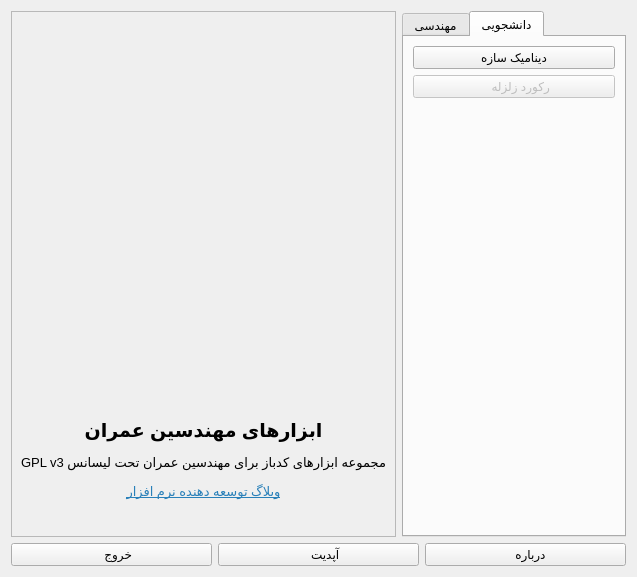
The window that main_form.ui (ebrahimraeyat/civilTools) describes before a commit, drawn with Qt 5.
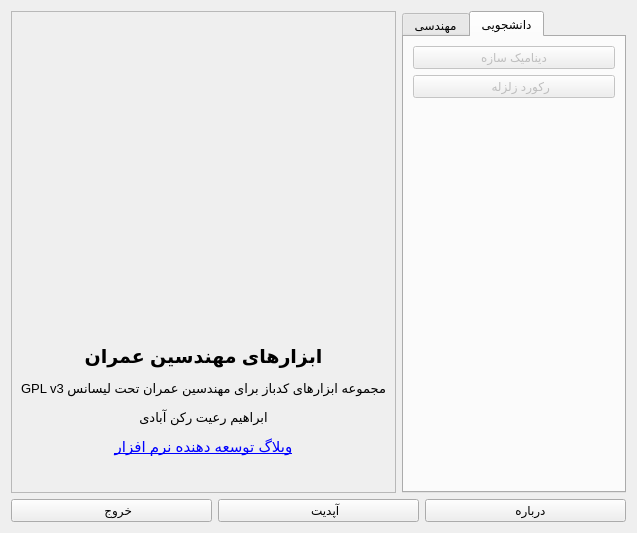
The same window after the commit. The open tabs and pages were chosen to show the change. Icons and pictures are not drawn.

Commit message: correct opening weblog link

```diff
--- a/main_form.ui
+++ b/main_form.ui
@@ -7,7 +7,7 @@
     <x>0</x>
     <y>0</y>
     <width>637</width>
-    <height>577</height>
+    <height>533</height>
    </rect>
   </property>
   <property name="windowTitle">
@@ -74,11 +74,12 @@
            <string>&lt;!DOCTYPE HTML PUBLIC &quot;-//W3C//DTD HTML 4.0//EN&quot; &quot;http://www.w3.org/TR/REC-html40/strict.dtd&quot;&gt;
 &lt;html&gt;&lt;head&gt;&lt;meta name=&quot;qrichtext&quot; content=&quot;1&quot; /&gt;&lt;style type=&quot;text/css&quot;&gt;
 p, li { white-space: pre-wrap; }
-&lt;/style&gt;&lt;/head&gt;&lt;body style=&quot; font-family:'Noto Sans'; font-size:10pt; font-weight:400; font-style:normal;&quot;&gt;
-&lt;p align=&quot;center&quot; style=&quot; margin-top:12px; margin-bottom:12px; margin-left:0px; margin-right:0px; -qt-block-indent:0; text-indent:0px;&quot;&gt;&lt;span style=&quot; font-size:14pt; font-weight:600;&quot;&gt;ابزارهای مهندسین عمران&lt;/span&gt;&lt;/p&gt;
-&lt;p align=&quot;center&quot; dir='rtl' style=&quot; margin-top:12px; margin-bottom:12px; margin-left:0px; margin-right:0px; -qt-block-indent:0; text-indent:0px;&quot;&gt;مجموعه ابزارهای کدباز برای مهندسین عمران تحت لیسانس GPL v3&lt;/p&gt;
-&lt;p align=&quot;center&quot; style=&quot; margin-top:12px; margin-bottom:12px; margin-left:0px; margin-right:0px; -qt-block-indent:0; text-indent:0px;&quot;&gt;&lt;a href=&quot;http://ebrahimraeyat.blog.ir/&quot;&gt;&lt;span style=&quot; color:#2980b9;&quot;&gt;وبلاگ توسعه دهنده نرم افزار&lt;/span&gt;&lt;/a&gt;&lt;/p&gt;
-&lt;p align=&quot;center&quot; style=&quot;-qt-paragraph-type:empty; margin-top:12px; margin-bottom:12px; margin-left:0px; margin-right:0px; -qt-block-indent:0; text-indent:0px; color:#2980b9;&quot;&gt;&lt;br /&gt;&lt;/p&gt;&lt;/body&gt;&lt;/html&gt;</string>
+&lt;/style&gt;&lt;/head&gt;&lt;body style=&quot; font-family:'Ubuntu'; font-size:11pt; font-weight:400; font-style:normal;&quot;&gt;
+&lt;p align=&quot;center&quot; style=&quot; margin-top:12px; margin-bottom:12px; margin-left:0px; margin-right:0px; -qt-block-indent:0; text-indent:0px;&quot;&gt;&lt;span style=&quot; font-family:'Noto Sans'; font-size:14pt; font-weight:600;&quot;&gt;ابزارهای مهندسین عمران&lt;/span&gt;&lt;/p&gt;
+&lt;p align=&quot;center&quot; dir='rtl' style=&quot; margin-top:12px; margin-bottom:12px; margin-left:0px; margin-right:0px; -qt-block-indent:0; text-indent:0px;&quot;&gt;&lt;span style=&quot; font-family:'Noto Sans'; font-size:10pt;&quot;&gt;مجموعه ابزارهای کدباز برای مهندسین عمران تحت لیسانس GPL v3&lt;/span&gt;&lt;/p&gt;
+&lt;p align=&quot;center&quot; dir='rtl' style=&quot; margin-top:12px; margin-bottom:12px; margin-left:0px; margin-right:0px; -qt-block-indent:0; text-indent:0px;&quot;&gt;&lt;span style=&quot; font-family:'Noto Sans'; font-size:10pt;&quot;&gt;ابراهیم رعیت رکن آبادی&lt;/span&gt;&lt;/p&gt;
+&lt;p align=&quot;center&quot; style=&quot; margin-top:12px; margin-bottom:12px; margin-left:0px; margin-right:0px; -qt-block-indent:0; text-indent:0px;&quot;&gt;&lt;a href=&quot;http://ebrahimraeyat.blog.ir/&quot;&gt;&lt;span style=&quot; color:#0000ff;&quot;&gt;وبلاگ توسعه دهنده نرم افزار&lt;/span&gt;&lt;/a&gt;&lt;/p&gt;
+&lt;p align=&quot;center&quot; style=&quot;-qt-paragraph-type:empty; margin-top:12px; margin-bottom:12px; margin-left:0px; margin-right:0px; -qt-block-indent:0; text-indent:0px; font-family:'Noto Sans'; font-size:10pt; color:#2980b9;&quot;&gt;&lt;br /&gt;&lt;/p&gt;&lt;/body&gt;&lt;/html&gt;</string>
           </property>
           <property name="scaledContents">
            <bool>true</bool>
@@ -188,7 +189,7 @@
          <item>
           <widget class="QPushButton" name="dynamic_button">
            <property name="enabled">
-            <bool>true</bool>
+            <bool>false</bool>
            </property>
            <property name="text">
             <string>دینامیک سازه</string>
```
Left out of the diff: 3 changed lines with no effect on the pictures.
